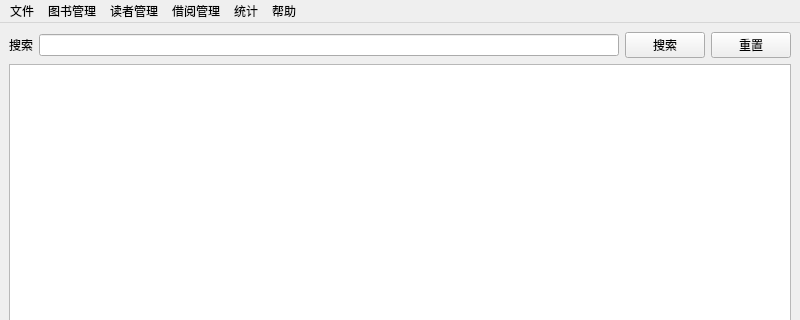
First picture: the form in BookManagementSystem/mainwindow.ui, repository Jerryrisis/QtCourse, before the edit; both pictures show x 0 to 800 and y 0 to 320 of the 800 by 600 pixel window.
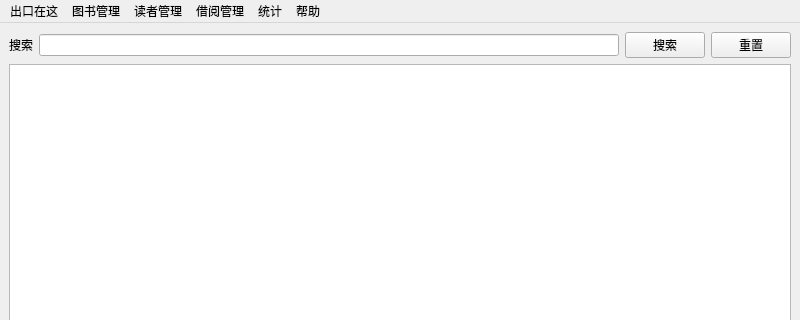
Second picture: the form after the edit.

Patch:
```diff
--- a/BookManagementSystem/mainwindow.ui
+++ b/BookManagementSystem/mainwindow.ui
@@ -61,12 +61,12 @@
      <x>0</x>
      <y>0</y>
      <width>800</width>
-     <height>18</height>
+     <height>17</height>
     </rect>
    </property>
    <widget class="QMenu" name="menu">
     <property name="title">
-     <string>文件</string>
+     <string>出口在这</string>
     </property>
     <addaction name="actionExit"/>
    </widget>
```
